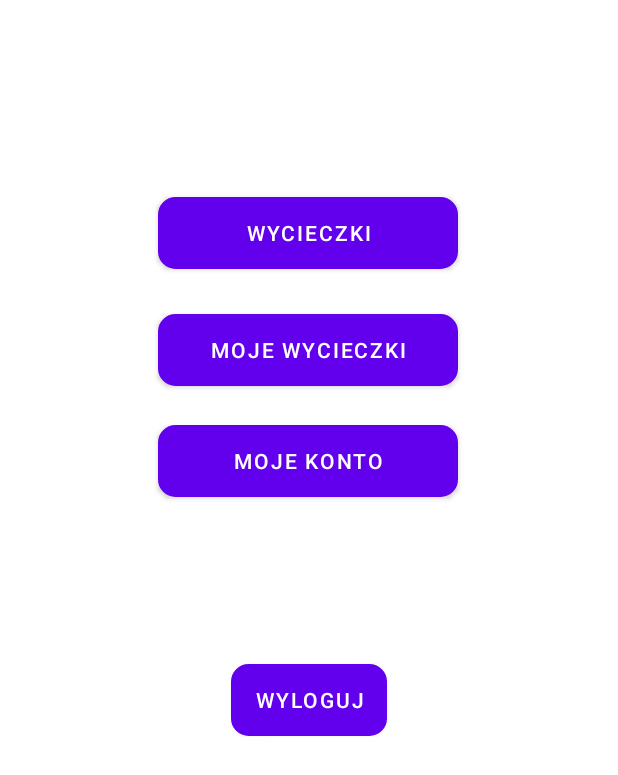
After one commit to mateusz-latkowski/ProjektZespolowy, an Android app: the layout activity_uzytkownik_main.xml on its own in the app's theme, with its tools: preview values and no code run, on a phone screen of 412 x 824 dp. The commit adds this screen. Shown: the top 775 px of the screen. Run offline under Robolectric (Android 15) with nearby library versions, the phone set to English and light mode, and no system bars.

Commit message:
Dodanie panelu i klasy Uzytkownik oraz Przewodnik

```diff
--- a/PROJEKT/app/src/main/AndroidManifest.xml
+++ b/PROJEKT/app/src/main/AndroidManifest.xml
@@ -9,6 +9,7 @@
         android:roundIcon="@mipmap/ic_launcher_round"
         android:supportsRtl="true"
         android:theme="@style/Theme.ProjektZespolowy">
+		<activity android:name=".Uzytkownik_Konto" />
         <activity android:name=".Uzytkownicy"></activity>
         <activity android:name=".PrzegladWycieczki" />
         <activity android:name=".Wycieczki" />
--- /dev/null
+++ b/PROJEKT/app/src/main/res/layout/activity_uzytkownik_main.xml
@@ -0,0 +1,60 @@
+<?xml version="1.0" encoding="utf-8"?>
+<androidx.constraintlayout.widget.ConstraintLayout xmlns:android="http://schemas.android.com/apk/res/android"
+    xmlns:app="http://schemas.android.com/apk/res-auto"
+    xmlns:tools="http://schemas.android.com/tools"
+    android:layout_width="match_parent"
+    android:layout_height="match_parent"
+    tools:context=".Uzytkownik_MAIN">
+
+    <Button
+        android:id="@+id/buttonWycieczki"
+        android:layout_width="200dp"
+        android:layout_height="wrap_content"
+        android:text="@string/buttonListaWycieczek"
+        android:background="@drawable/rounded_buttons"
+        app:layout_constraintBottom_toBottomOf="parent"
+        app:layout_constraintEnd_toEndOf="parent"
+        app:layout_constraintHorizontal_bias="0.497"
+        app:layout_constraintStart_toStartOf="parent"
+        app:layout_constraintTop_toTopOf="parent"
+        app:layout_constraintVertical_bias="0.169" />
+
+    <Button
+        android:id="@+id/buttonMojeWycieczki"
+        android:layout_width="200dp"
+        android:layout_height="wrap_content"
+        android:text="@string/buttonMojeWycieczki"
+        android:background="@drawable/rounded_buttons"
+        app:layout_constraintBottom_toBottomOf="parent"
+        app:layout_constraintEnd_toEndOf="parent"
+        app:layout_constraintHorizontal_bias="0.497"
+        app:layout_constraintStart_toStartOf="parent"
+        app:layout_constraintTop_toBottomOf="@+id/buttonWycieczki"
+        app:layout_constraintVertical_bias="0.05" />
+
+    <Button
+        android:id="@+id/buttonKonto"
+        android:layout_width="200dp"
+        android:layout_height="wrap_content"
+        android:text="@string/buttonKonto"
+        android:background="@drawable/rounded_buttons"
+        app:layout_constraintBottom_toBottomOf="parent"
+        app:layout_constraintEnd_toEndOf="parent"
+        app:layout_constraintHorizontal_bias="0.497"
+        app:layout_constraintStart_toStartOf="parent"
+        app:layout_constraintTop_toBottomOf="@+id/buttonMojeWycieczki"
+        app:layout_constraintVertical_bias="0.05" />
+
+    <Button
+        android:id="@+id/buttonWylogowanie"
+        android:layout_width="wrap_content"
+        android:layout_height="wrap_content"
+        android:text="@string/buttonLogOut"
+        android:background="@drawable/rounded_buttons"
+        app:layout_constraintBottom_toBottomOf="parent"
+        app:layout_constraintEnd_toEndOf="parent"
+        app:layout_constraintStart_toStartOf="parent"
+        app:layout_constraintTop_toBottomOf="@+id/buttonKonto"
+        app:layout_constraintVertical_bias="0.25" />
+
+</androidx.constraintlayout.widget.ConstraintLayout>
--- a/PROJEKT/app/src/main/res/values/strings.xml
+++ b/PROJEKT/app/src/main/res/values/strings.xml
@@ -46,4 +46,7 @@
     <string name="textViewBlokadaKonta">Blokada konta</string>
     <string name="buttonZmianaHasla">Zmień hasło</string>
 
+    <!--    Uzytkownik Home-->
+    <string name="buttonMojeWycieczki">Moje wycieczki</string>
+    <string name="buttonKonto">Moje konto</string>
 </resources>
```
Also changed, not shown: PROJEKT/app/src/main/java/com/example/projektzespolowy/Przewodnik_MAIN.java (added, +112 -0 lines), PROJEKT/app/src/main/java/com/example/projektzespolowy/Uzytkownik_MAIN.java (added, +31 -0 lines), PROJEKT/app/src/main/res/layout/activity_przewodnik_main.xml (added, +32 -0 lines).
